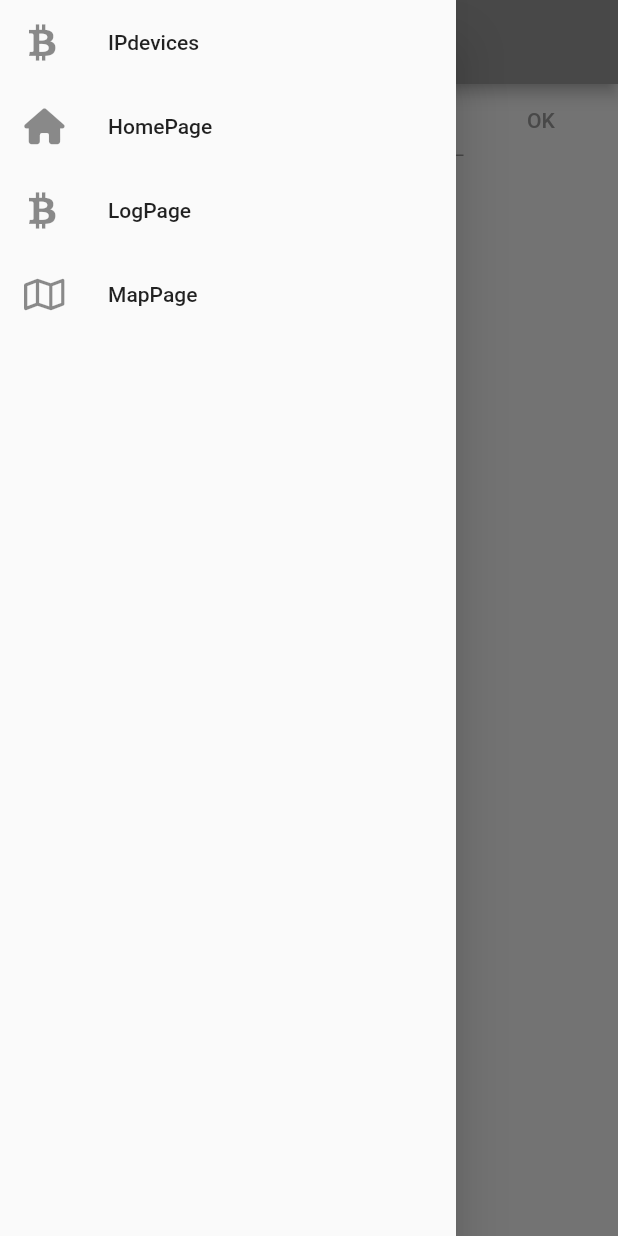
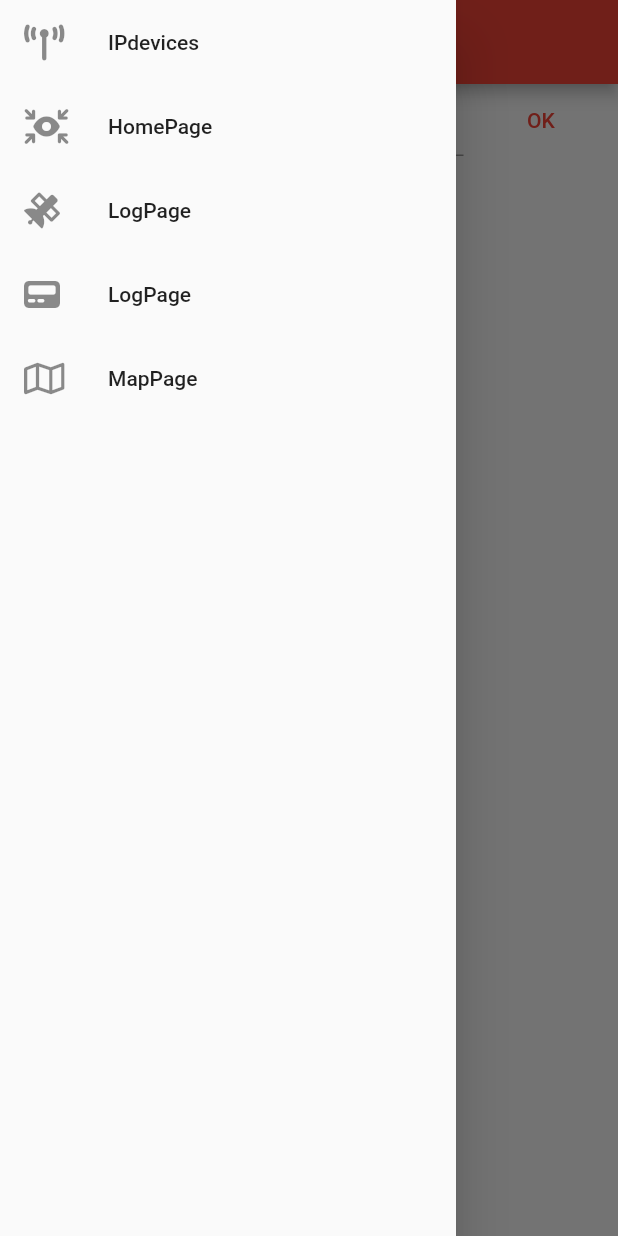
Before and after one commit to ThanapunThongjurai/rtk, a Flutter app: the screen it shows after launch, with the side drawer open, on a phone screen of 412 x 824 dp. Run offline on Flutter 3.47's test engine with Material 2 defaults, Android fonts, the phone set to English and light mode, and no system bars; our stand-ins replace font_awesome_flutter, get, google_maps_flutter; missing offline and left inert: network_tools.

```diff
--- /dev/null
+++ b/lib/datamodel/GNGLLmodel.dart
@@ -0,0 +1,14 @@
+class GNGSTmodel{
+  String? lat;
+  String? latDir;
+  String? lonDir;
+  String? lon;
+  String? utc;
+  String? dataStatus;
+  String? ind;
+
+  @override
+  String toString() {
+    return 'GNGSTmodel{lat: $lat, latDir: $latDir, lonDir: $lonDir, lon: $lon, utc: $utc, dataStatus: $dataStatus, ind: $ind}';
+  }
+}
--- /dev/null
+++ b/lib/datamodel/GNVTGmodel.dart
@@ -0,0 +1,3 @@
+class GNVTGmodel{
+
+}
--- /dev/null
+++ b/lib/datamodel/GPGSVmodel.dart
@@ -0,0 +1,3 @@
+class GPGSVmodel{
+
+}
--- a/lib/main.dart
+++ b/lib/main.dart
@@ -24,7 +24,7 @@ class MyApp extends StatelessWidget {
       title: 'Flutter Demo',
       debugShowCheckedModeBanner: false,
       theme: ThemeData(
-        primarySwatch: Colors.grey,
+        primarySwatch: Colors.red,
       ),
       home: const GetIPDevices(),
     );
--- a/lib/widget/NavDrawer.dart
+++ b/lib/widget/NavDrawer.dart
@@ -23,17 +23,22 @@ class _NavDrawerWidgetState extends State<NavDrawerWidget> {
           Column(
             children: <Widget>[
               ListTile(
-                leading: Icon(FontAwesomeIcons.btc),
+                leading: Icon(FontAwesomeIcons.towerBroadcast),
                 title: Text("IPdevices"),
                 onTap: ()=>Get.off(()=>GetIPDevices()),
               ),
               ListTile(
-                leading: Icon(FontAwesomeIcons.home),
+                leading: Icon(FontAwesomeIcons.arrowsToEye),
                 title: Text("HomePage"),
                 onTap: ()=>Get.off(()=>HomePage()),
               ),
               ListTile(
-                leading: Icon(FontAwesomeIcons.btc),
+                leading: Icon(FontAwesomeIcons.satellite),
+                title: Text("LogPage"),
+                onTap: ()=>Get.off(()=>LogPage()),
+              ),
+              ListTile(
+                leading: Icon(FontAwesomeIcons.pager),
                 title: Text("LogPage"),
                 onTap: ()=>Get.off(()=>LogPage()),
               ),
```
Also changed, not shown: lib/DataController.dart (+9 -3 lines), lib/datamodel/NMEAPositioningSystemModeIndicator.dart (added, +7 -0 lines), lib/lib/NMEA0183.dart (+47 -33 lines).
